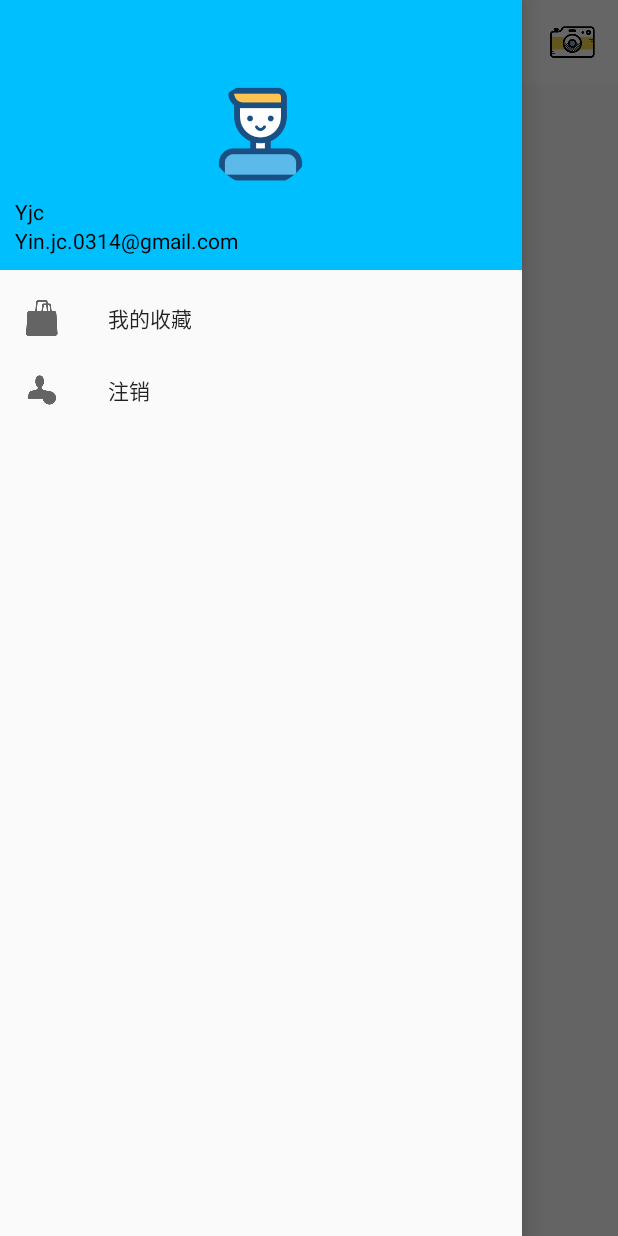
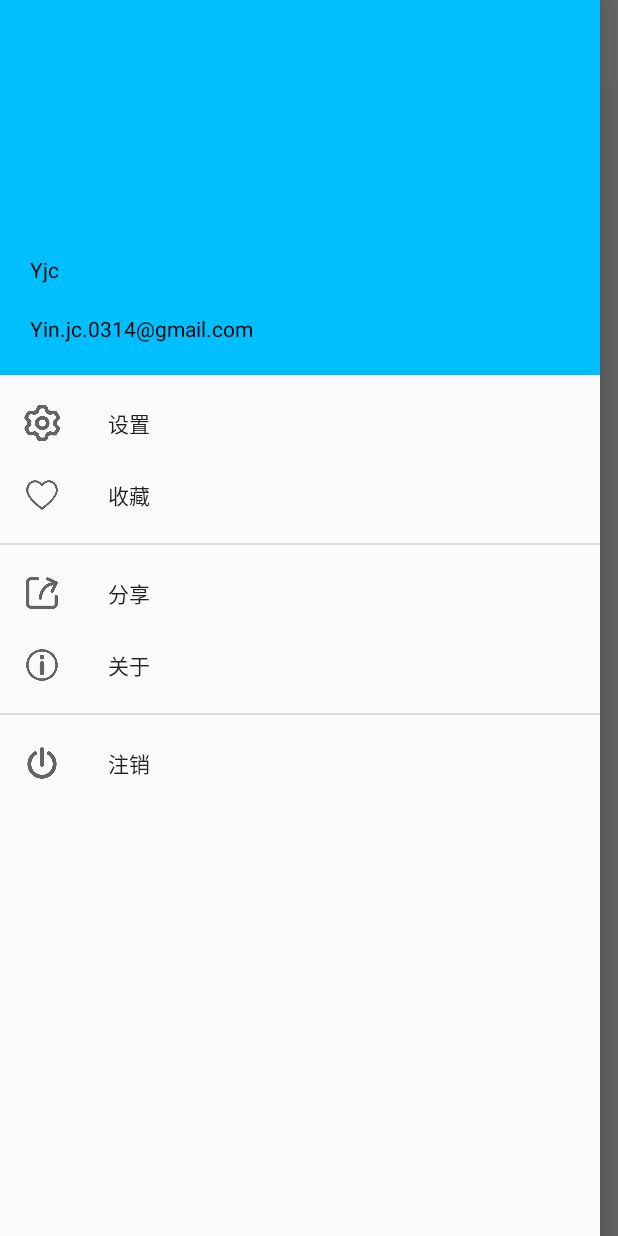
Before and after one commit to Yin-jc/PhotoDance, an Android app: the MainActivity screen opened directly, with no data from a screen before it, in the side drawer, after a tap on "注销", on a phone screen of 412 x 824 dp. Run offline under Robolectric (Android 15) with nearby library versions, the phone set to English and light mode, and no system bars; our stand-ins replace CircleImageView; libraries missing offline, so code that uses them is left out: org.litepal, org.litepal.crud; 2 statements that could not run were skipped.

Commit message:
day04-2Y

```diff
--- a/app/src/main/java/com/yjc/photodance/common/LitePalForBitmap.java
+++ b/app/src/main/java/com/yjc/photodance/common/LitePalForBitmap.java
@@ -17,7 +17,7 @@ public class LitePalForBitmap {
         return baos.toByteArray();
     }
 
-    public static Bitmap compressWithInsampleSize(String imagePath){
+    public static Bitmap compressWithinsampleSize(String imagePath){
         BitmapFactory.Options options = new BitmapFactory.Options();
         options.inSampleSize = 8;
         return BitmapFactory.decodeFile(imagePath, options);
--- a/app/src/main/java/com/yjc/photodance/main/LoginActivity.java
+++ b/app/src/main/java/com/yjc/photodance/main/LoginActivity.java
@@ -92,8 +92,7 @@ public class LoginActivity extends AppCompatActivity {
                 String username = loginUsernameEdit.getText().toString();
                 String password = loginPasswordEdit.getText().toString();
 
-                List<Account> accounts = DataSupport.findAll(Account.class);
-                Account account = accounts.get(0);
+                Account account = DataSupport.findLast(Account.class);
 
                 String usernameRegistered = account.getUserName();
                 String passwordRegistered = account.getPassword();
--- a/app/src/main/java/com/yjc/photodance/main/MainActivity.java
+++ b/app/src/main/java/com/yjc/photodance/main/MainActivity.java
@@ -6,6 +6,7 @@ import android.graphics.BitmapFactory;
 import android.net.Uri;
 import android.os.Build;
 import android.provider.MediaStore;
+import android.support.annotation.NonNull;
 import android.support.design.widget.NavigationView;
 import android.support.v4.content.FileProvider;
 import android.support.v4.view.GravityCompat;
@@ -15,30 +16,40 @@ import android.os.Bundle;
 import android.support.v7.widget.Toolbar;
 import android.view.Gravity;
 import android.view.LayoutInflater;
+import android.view.MenuItem;
 import android.view.View;
 import android.widget.ImageView;
+import android.widget.ListView;
 
 import com.yjc.photodance.R;
 import com.yjc.photodance.common.MultiMedia;
 import com.yjc.photodance.common.SharedPreferenceDao;
 import com.yjc.photodance.dao.Account;
+import com.yjc.photodance.dao.Navigation;
+import com.yjc.photodance.dao.NavigationAdapter;
 
 import org.litepal.crud.DataSupport;
 
 import java.io.File;
 import java.io.IOException;
+import java.util.ArrayList;
 import java.util.List;
+
+import de.hdodenhof.circleimageview.CircleImageView;
 
 public class MainActivity extends AppCompatActivity{
 
 //    public static final int TAKE_PHOTO = 1;
     private Uri photoUri;
-    private ImageView personalCenter;
+    private CircleImageView personalCenter;
     private ImageView takePhoto;
     private DrawerLayout drawer;
     private NavigationView navigation;
+    private Account account;
+    private List<Navigation> navigationList;
+    private CircleImageView userHeadImage;
 
-    private boolean isSetHeadImage = false;
+//    private boolean isSetHeadImage = false;
 
     @Override
     protected void onCreate(Bundle savedInstanceState) {
@@ -68,14 +79,22 @@ public class MainActivity extends AppCompatActivity{
         drawer=findViewById(R.id.drawer_layout);
         navigation=findViewById(R.id.nav_view);
 
+//        navigationList = new ArrayList<>();
+//        Navigation navigation_collection = new Navigation("我的收藏", R.drawable.my_collection);
+//        navigationList.add(navigation_collection);
+//        Navigation navigation_logOff = new Navigation("注销", R.drawable.log_off);
+//        navigationList.add(navigation_logOff);
+//        NavigationAdapter adapter = new NavigationAdapter(this, R.layout.navigation_item,
+//                navigationList);
+//        ListView listView = findViewById(R.id.navigation_listView);
+//        listView.setAdapter(adapter);
+
 //        Bitmap userHeadImage = getIntent().getExtras().getParcelable("userHeadImageBitmap");
-        Account account = DataSupport.findLast(Account.class);
-        personalCenter.setImageBitmap(BitmapFactory.decodeByteArray(account.getUserHeadImage(),
-                0, account.getUserHeadImage().length));
-
-//        Account account1 = new Account();
-        account.setLogin(false);
-        account.updateAll();
+        //获取头像
+        account = DataSupport.findLast(Account.class);
+        Bitmap userHeadImageBitmap = BitmapFactory.decodeByteArray(account.getUserHeadImage(),
+                0, account.getUserHeadImage().length);
+        personalCenter.setImageBitmap(userHeadImageBitmap);
 
         takePhoto.setOnClickListener(new View.OnClickListener() {
             @Override
@@ -88,19 +107,28 @@ public class MainActivity extends AppCompatActivity{
         personalCenter.setOnClickListener(new View.OnClickListener() {
             @Override
             public void onClick(View v) {
-                if(!isSetHeadImage){
+            account.setLogin(false);
+            account.updateAll();
+            //打开侧滑菜单
+            drawer.openDrawer(GravityCompat.START);
+            }
+        });
 
-                    isSetHeadImage = true;
-                }else {
-                    //打开侧滑菜单
-                    drawer.openDrawer(GravityCompat.START);
-                }
+        //必须要现获取header
+        View headerView = navigation.getHeaderView(0);
+        //头部图片
+        userHeadImage = headerView.findViewById(R.id.userHeadImage);
+        userHeadImage.setImageBitmap(userHeadImageBitmap);
+
+        //navigation item点击事件
+        navigation.setNavigationItemSelectedListener(new NavigationView.OnNavigationItemSelectedListener() {
+            @Override
+            public boolean onNavigationItemSelected(@NonNull MenuItem item) {
+                // TODO: 2018/1/4/004 处理点击事件
+                return false;
             }
         });
 
     }
 
-    private void selectPhoto(){
-        // TODO: 2017/12/28/028 ContentProvider读取相册内容
-    }
 }
--- a/app/src/main/java/com/yjc/photodance/main/SelectUserHeadImageActivity.java
+++ b/app/src/main/java/com/yjc/photodance/main/SelectUserHeadImageActivity.java
@@ -137,7 +137,7 @@ public class SelectUserHeadImageActivity extends AppCompatActivity {
                 if(resultCode == RESULT_OK){
                     imagePath = handleImage(data);
 //                    userHeadImageBitmap = BitmapFactory.decodeFile(imagePath);
-                    userHeadImageBitmap = LitePalForBitmap.compressWithInsampleSize(imagePath);
+                    userHeadImageBitmap = LitePalForBitmap.compressWithinsampleSize(imagePath);
                     saveUserHeadImageToDB();
                     userHeadImage.setImageBitmap(userHeadImageBitmap);
                     popupWindow.dismiss();
--- a/app/src/main/res/layout/activity_main.xml
+++ b/app/src/main/res/layout/activity_main.xml
@@ -21,7 +21,7 @@
                 android:layout_width="match_parent"
                 android:layout_height="match_parent">
 
-                <ImageView
+                <de.hdodenhof.circleimageview.CircleImageView
                     android:id="@+id/personal_center"
                     android:layout_width="30dp"
                     android:layout_height="?attr/actionBarSize"
@@ -53,15 +53,23 @@
 
         </android.support.v7.widget.Toolbar>
 
+        <android.support.v7.widget.RecyclerView
+            android:id="@+id/recycler_view"
+            android:layout_width="match_parent"
+            android:layout_height="match_parent"
+            android:layout_below="@+id/toolbar">
+
+        </android.support.v7.widget.RecyclerView>
+
     </RelativeLayout>
 
     <android.support.design.widget.NavigationView
         android:id="@+id/nav_view"
-        android:layout_width="match_parent"
+        android:layout_width="400dp"
         android:layout_height="match_parent"
         android:layout_gravity="start"
-        app:menu="@menu/navigation"
-        app:headerLayout="@layout/nav_header">
+        app:headerLayout="@layout/nav_header"
+        app:menu="@menu/navigation">
 
     </android.support.design.widget.NavigationView>
 
--- a/app/src/main/res/layout/dialog_register.xml
+++ b/app/src/main/res/layout/dialog_register.xml
@@ -18,7 +18,6 @@
         android:id="@+id/register_user_name"
         android:layout_width="match_parent"
         android:layout_height="wrap_content"
-        android:layout_below="@+id/userHeadImage"
         android:paddingTop="35dp"
         android:paddingLeft="20dp"
         android:paddingRight="20dp">
--- a/app/src/main/res/layout/nav_header.xml
+++ b/app/src/main/res/layout/nav_header.xml
@@ -2,7 +2,7 @@
 <RelativeLayout
     xmlns:android="http://schemas.android.com/apk/res/android"
     android:layout_width="match_parent"
-    android:layout_height="180dp"
+    android:layout_height="250dp"
     android:padding="10dp"
     android:background="@color/color_blue">
 
@@ -19,7 +19,8 @@
         android:id="@+id/username"
         android:layout_width="wrap_content"
         android:layout_height="wrap_content"
-        android:layout_above="@+id/email"
+        android:padding="10dp"
+        android:layout_below="@id/userHeadImage"
         android:text="Yjc"
         android:textSize="@dimen/text_size_small"
         android:textColor="@color/color_black"/>
@@ -28,7 +29,8 @@
         android:id="@+id/email"
         android:layout_width="wrap_content"
         android:layout_height="wrap_content"
-        android:layout_alignParentBottom="true"
+        android:padding="10dp"
+        android:layout_below="@id/username"
         android:text="Yin.jc.0314@gmail.com"
         android:textSize="@dimen/text_size_small"
         android:textColor="@color/color_black"/>
--- a/app/src/main/res/menu/navigation.xml
+++ b/app/src/main/res/menu/navigation.xml
@@ -1,18 +1,36 @@
 <?xml version="1.0" encoding="utf-8"?>
 <menu
     xmlns:android="http://schemas.android.com/apk/res/android">
+        <group
+            android:id="@+id/nav_group_normal">
+                <item
+                    android:id="@+id/nav_setting"
+                    android:icon="@drawable/setting"
+                    android:title="设置"/>
+                <item
+                    android:id="@+id/nav_collection"
+                    android:icon="@drawable/collection"
+                    android:title="收藏"/>
+        </group>
 
-        <item
-            android:id="@+id/my_collection"
-            android:icon="@drawable/my_collection"
-            android:title="@string/text_my_collection">
-        </item>
+        <group
+            android:id="@+id/nav_communicate">
+                <item
+                    android:id="@+id/nav_share"
+                    android:icon="@drawable/share"
+                    android:title="分享"/>
+                <item
+                    android:id="@+id/nav_about"
+                    android:icon="@drawable/about"
+                    android:title="关于"/>
+        </group>
 
-        <item
-            android:id="@+id/take_photo"
-            android:icon="@drawable/log_off"
-            android:title="@string/text_log_off">
-
-        </item>
+        <group
+            android:id="@+id/nav_log_off_group">
+                <item
+                    android:id="@+id/nav_log_off"
+                    android:icon="@drawable/log_off"
+                    android:title="注销"/>
+        </group>
 
 </menu>
```
Also changed, not shown: app/src/main/java/com/yjc/photodance/dao/Navigation.java (added, +33 -0 lines), app/src/main/java/com/yjc/photodance/dao/NavigationAdapter.java (added, +57 -0 lines), app/src/main/java/com/yjc/photodance/dao/PhotoAdapter.java (added, +8 -0 lines), app/src/main/res/layout/navigation_item.xml (added, +19 -0 lines), app/src/main/res/drawable/about.png (added), app/src/main/res/drawable/collection.png (added), app/src/main/res/drawable/log_off.png, app/src/main/res/drawable/my_collection.png (deleted), app/src/main/res/drawable/setting.png (added), app/src/main/res/drawable/share.png (added).
